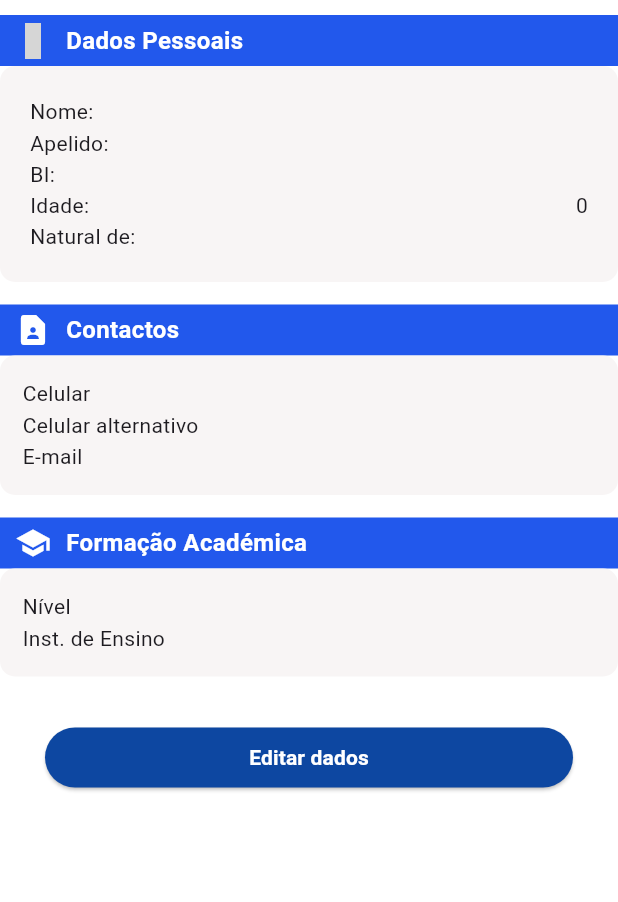
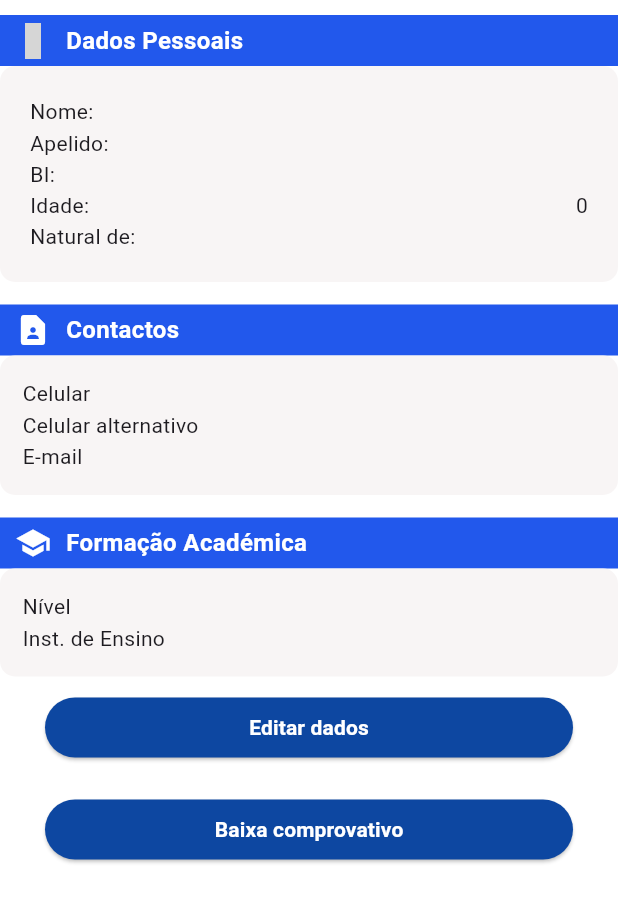
Before and after one commit to C4rlos-Capitine/ibe_candidaturas, a Flutter app: the Perfil screen opened directly with empty values, on a phone screen of 412 x 824 dp. Shown: the top 902 px of the screen. Run offline on Flutter 3.47's test engine with Material 3 defaults, Android fonts, the phone set to English and light mode, and no system bars; our stand-ins replace connectivity_plus, device_preview, dio, eva_icons_flutter, file_picker, fluttertoast and 4 more; missing offline and left inert: panara_dialogs; accounts and stored records are empty; network calls fail; grey boxes are pictures that could not be loaded.

Commit message:
Comprovativo em pdf baixado e aberto, faltando validar conexao no login

```diff
--- a/lib/views/abas_home/perfil.dart
+++ b/lib/views/abas_home/perfil.dart
@@ -1,5 +1,6 @@
 import 'package:device_preview/device_preview.dart';
 import 'package:flutter/material.dart';
+import 'package:ibe_candidaturas/controllers/candidatoController.dart';
 import 'package:ibe_candidaturas/model/Candidato.dart';
 import 'package:ibe_candidaturas/views/editar_dados.dart';
 import 'package:iconsax/iconsax.dart';
@@ -205,7 +206,7 @@ class _PerfilState extends State<Perfil> {
             ),
           ),
           Container(
-            padding: EdgeInsets.all(30),
+            padding: EdgeInsets.symmetric(vertical: 10, horizontal: 30),
             child: ElevatedButton(
               onPressed: () {
                 Navigator.push(context, MaterialPageRoute(builder: (context)=> EditarDados(candidato: candidato)));
@@ -216,6 +217,24 @@ class _PerfilState extends State<Perfil> {
                 foregroundColor: Colors.white,
               ),
             ),
+
+
+          ),
+
+          Container(
+            padding: EdgeInsets.symmetric(vertical: 10, horizontal: 30),
+            child: ElevatedButton(
+              onPressed: () {
+                downloadAndOpenFile(candidato.email);
+              },
+              child: Text("Baixa comprovativo", style: TextStyle(fontWeight: FontWeight.bold)),
+              style: ElevatedButton.styleFrom(
+                backgroundColor: Colors.blue[900],
+                foregroundColor: Colors.white,
+              ),
+            ),
+
+
           ),
         ],
       ),
--- a/pubspec.yaml
+++ b/pubspec.yaml
@@ -19,12 +19,15 @@ dependencies:
   path: ^1.9.0
   flutter_uploader: ^3.0.0-beta.4
   connectivity_plus: ^6.0.5
-  settings_ui: ^2.0.2
+
   device_preview: ^1.2.0
   flutter_launcher_icons: ^0.13.1
   shared_preferences: ^2.3.1
   iconsax: ^0.0.8
   ionicons: ^0.2.2
+  path_provider: ^2.1.4
+  open_filex: ^4.5.0
+  panara_dialogs: ^0.1.5
   #flutter_boxicons: ^3.1.0
 
 flutter_launcher_icons:
```
Also changed, not shown: lib/config.dart (+4 -4 lines), lib/controllers/candidatoController.dart (+33 -0 lines), lib/views/cadastrar2.dart (+24 -3 lines), lib/views/login.dart (+24 -6 lines), lib/main.dart (line endings or trailing spaces), pubspec.lock, 1 other file.
